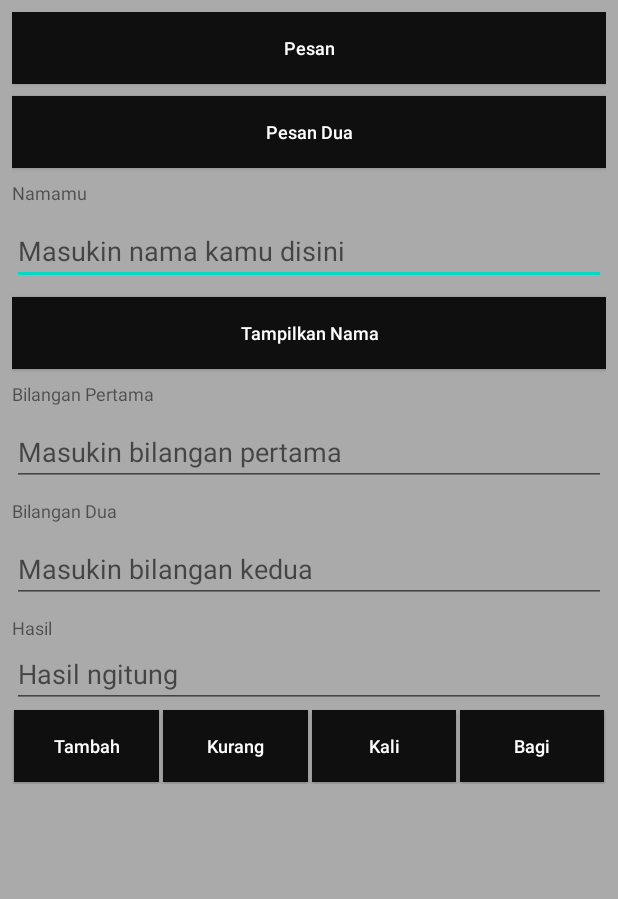
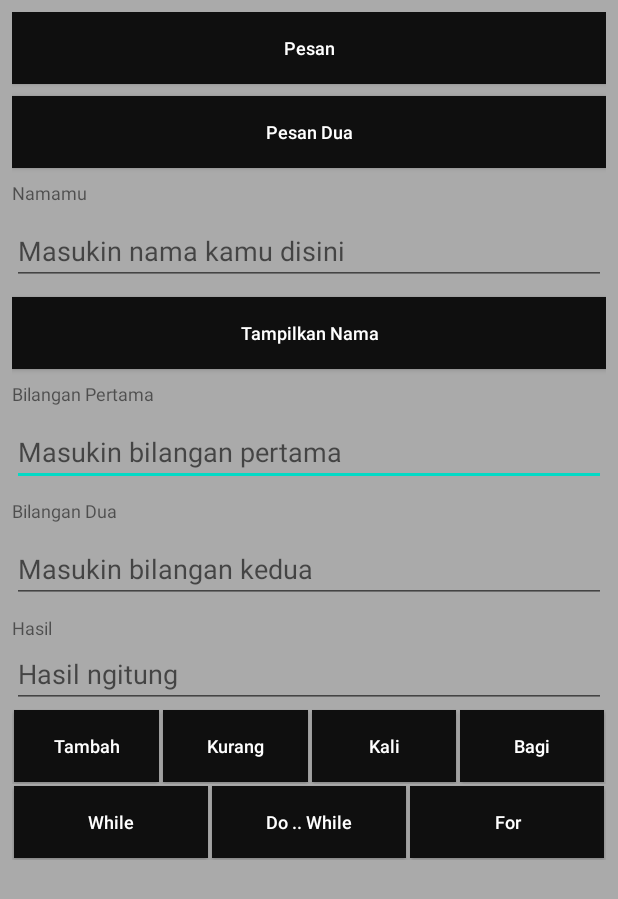
Before and after one commit to dwichan0905/KalkulatorSederhana, an Android app: the screen it shows after launch (MainActivity), after a tap on "Tambah", on a phone screen of 412 x 824 dp. Shown: the top 899 px of the screen. Run offline under Robolectric (Android 15) with nearby library versions, the phone set to English and light mode, and no system bars.

Commit message:
Abstract Class, Inheritance, Encapsulate, Loop

```diff
--- a/app/src/main/java/id/dwichan/calc/MainActivity.java
+++ b/app/src/main/java/id/dwichan/calc/MainActivity.java
@@ -5,11 +5,13 @@ import android.os.Bundle;
 import android.view.View;
 import android.widget.Button;
 import android.widget.EditText;
+import android.widget.TextView;
 import android.widget.Toast;
 
 public class MainActivity extends Activity {
     //Button btPesanDua, btTampilkanNama, btTambah, btKurang, btKali, btBagi;
     EditText etNama, etBill, etBill2, etHasil;
+    TextView tvLoop;
 
     @Override
     public void onCreate(Bundle savedInstance) {
@@ -19,12 +21,78 @@ public class MainActivity extends Activity {
         etBill = (EditText) findViewById(R.id.etBill);
         etBill2 = (EditText) findViewById(R.id.etBill2);
         etHasil = (EditText) findViewById(R.id.etHasil);
+        tvLoop = (TextView) findViewById(R.id.tvLoop);
 
         Button btNama = (Button) findViewById((R.id.btTampilNama));
         btNama.setOnClickListener(new View.OnClickListener() {
             @Override
             public void onClick(View v) {
                 Toast.makeText(MainActivity.this, "Nama: " + etNama.getText().toString(), Toast.LENGTH_SHORT).show();
+            }
+        });
+        Button btTambah = (Button) findViewById((R.id.btTambah));
+        btTambah.setOnClickListener(new View.OnClickListener() {
+            @Override
+            public void onClick(View v) {
+                prosesMatematika("Tambah");
+            }
+        });
+        Button btKurang = (Button) findViewById((R.id.btKurang));
+        btKurang.setOnClickListener(new View.OnClickListener() {
+            @Override
+            public void onClick(View v) {
+                prosesMatematika("Kurang");
+            }
+        });
+        Button btKali = (Button) findViewById((R.id.btKali));
+        btKali.setOnClickListener(new View.OnClickListener() {
+            @Override
+            public void onClick(View v) {
+                prosesMatematika("Kali");
+            }
+        });
+        Button btBagi = (Button) findViewById((R.id.btBagi));
+        btBagi.setOnClickListener(new View.OnClickListener() {
+            @Override
+            public void onClick(View v) {
+                prosesMatematika("Bagi");
+            }
+        });
+
+        Button btWhile = (Button) findViewById(R.id.btWhile);
+        btWhile.setOnClickListener(new View.OnClickListener() {
+            @Override
+            public void onClick(View v) {
+                int loop = 2;
+                tvLoop.setText("");
+                while (loop <= 20) {
+                    tvLoop.setText(tvLoop.getText().toString() + loop + ", ");
+                    loop += 2;
+                }
+            }
+        });
+
+        Button btDoWhile = (Button) findViewById(R.id.btDoWhile);
+        btDoWhile.setOnClickListener(new View.OnClickListener() {
+            @Override
+            public void onClick(View v) {
+                int loop = 1;
+                tvLoop.setText("");
+                do {
+                    tvLoop.setText(tvLoop.getText().toString() + loop + ", ");
+                    loop += 2;
+                } while (loop <= 20);
+            }
+        });
+
+        Button btFor = (Button) findViewById(R.id.btFor);
+        btFor.setOnClickListener(new View.OnClickListener() {
+            @Override
+            public void onClick(View v) {
+                tvLoop.setText("");
+                for (int i = 1; i <= 10; i++) {
+                    tvLoop.setText(tvLoop.getText().toString() + i + ", ");
+                }
             }
         });
     }
@@ -37,31 +105,33 @@ public class MainActivity extends Activity {
         Toast.makeText(MainActivity.this, "Tombol Dua", Toast.LENGTH_SHORT).show();
     }
 
-    public void tambah(View view) {
-        Double hasil = Double.parseDouble(etBill.getText().toString()) + Double.parseDouble(etBill2.getText().toString());
-
-        etHasil.setText(hasil.toString());
-        Toast.makeText(this, "Hasil: " + hasil.toString(), Toast.LENGTH_SHORT).show();
+    public void prosesMatematika(String proses) {
+        if (etBill.getText().toString().equalsIgnoreCase("")) {
+            etBill.requestFocus();
+            Toast.makeText(this, "Isi bilangan pertama!", Toast.LENGTH_SHORT).show();
+        } else if (etBill2.getText().toString().equalsIgnoreCase("")) {
+            etBill2.requestFocus();
+            Toast.makeText(this, "Isi bilangan kedua!", Toast.LENGTH_SHORT).show();
+        } else {
+            Hitung ht = new Hitung(Double.parseDouble(etBill.getText().toString()), Double.parseDouble(etBill2.getText().toString()));
+            switch (proses) {
+                case "Tambah":
+                    etHasil.setText(ht.getTambah().toString());
+                    break;
+                case "Kurang":
+                    etHasil.setText(ht.getKurang().toString());
+                    break;
+                case "Kali":
+                    etHasil.setText(ht.getKali().toString());
+                    break;
+                case "Bagi":
+                    etHasil.setText(ht.getBagi().toString());
+                    break;
+                default:
+                    Toast.makeText(MainActivity.this, "Invalid option", Toast.LENGTH_SHORT).show();
+                    break;
+            }
+        }
     }
 
-    public void kurang(View view) {
-        Double hasil = Double.parseDouble(etBill.getText().toString()) - Double.parseDouble(etBill2.getText().toString());
-
-        etHasil.setText(hasil.toString());
-        Toast.makeText(this, "Hasil: " + hasil.toString(), Toast.LENGTH_SHORT).show();
-    }
-
-    public void kali(View view) {
-        Double hasil = Double.parseDouble(etBill.getText().toString()) * Double.parseDouble(etBill2.getText().toString());
-
-        etHasil.setText(hasil.toString());
-        Toast.makeText(this, "Hasil: " + hasil.toString(), Toast.LENGTH_SHORT).show();
-    }
-
-    public void bagi(View view) {
-        Double hasil = Double.parseDouble(etBill.getText().toString()) / Double.parseDouble(etBill2.getText().toString());
-
-        etHasil.setText(hasil.toString());
-        Toast.makeText(this, "Hasil: " + hasil.toString(), Toast.LENGTH_SHORT).show();
-    }
 }
--- a/app/src/main/res/layout/activity_main.xml
+++ b/app/src/main/res/layout/activity_main.xml
@@ -115,7 +115,6 @@
                 android:layout_marginTop="8dp"
                 android:layout_weight="1"
                 android:background="@color/background_tombol"
-                android:onClick="tambah"
                 android:text="Tambah"
                 android:textAllCaps="false"
                 android:textColor="@color/warnatulisantombol"
@@ -129,7 +128,6 @@
                 android:layout_marginTop="8dp"
                 android:layout_weight="1"
                 android:background="@color/background_tombol"
-                android:onClick="kurang"
                 android:text="Kurang"
                 android:textAllCaps="false"
                 android:textColor="@color/warnatulisantombol"
@@ -143,7 +141,6 @@
                 android:layout_marginTop="8dp"
                 android:layout_weight="1"
                 android:background="@color/background_tombol"
-                android:onClick="kali"
                 android:text="Kali"
                 android:textAllCaps="false"
                 android:textColor="@color/warnatulisantombol"
@@ -157,11 +154,63 @@
                 android:layout_marginTop="8dp"
                 android:layout_weight="1"
                 android:background="@color/background_tombol"
-                android:onClick="bagi"
                 android:text="Bagi"
                 android:textAllCaps="false"
                 android:textColor="@color/warnatulisantombol"
                 android:textSize="@dimen/ukuranHurufTombol" />
         </LinearLayout>
+
+        <LinearLayout
+            android:layout_width="match_parent"
+            android:layout_height="wrap_content"
+            android:orientation="horizontal">
+
+            <Button
+                android:id="@+id/btWhile"
+                android:layout_width="match_parent"
+                android:layout_height="wrap_content"
+                android:layout_margin="1dp"
+                android:layout_marginTop="8dp"
+                android:layout_weight="1"
+                android:background="@color/background_tombol"
+                android:text="While"
+                android:textAllCaps="false"
+                android:textColor="@color/warnatulisantombol"
+                android:textSize="@dimen/ukuranHurufTombol" />
+
+            <Button
+                android:id="@+id/btDoWhile"
+                android:layout_width="match_parent"
+                android:layout_height="wrap_content"
+                android:layout_margin="1dp"
+                android:layout_marginTop="8dp"
+                android:layout_weight="1"
+                android:background="@color/background_tombol"
+                android:text="Do .. While"
+                android:textAllCaps="false"
+                android:textColor="@color/warnatulisantombol"
+                android:textSize="@dimen/ukuranHurufTombol" />
+
+            <Button
+                android:id="@+id/btFor"
+                android:layout_width="match_parent"
+                android:layout_height="wrap_content"
+                android:layout_margin="1dp"
+                android:layout_marginTop="8dp"
+                android:layout_weight="1"
+                android:background="@color/background_tombol"
+                android:text="For"
+                android:textAllCaps="false"
+                android:textColor="@color/warnatulisantombol"
+                android:textSize="@dimen/ukuranHurufTombol" />
+        </LinearLayout>
+
+        <TextView
+            android:id="@+id/tvLoop"
+            android:layout_width="match_parent"
+            android:layout_height="wrap_content"
+            android:layout_marginTop="8dp"
+            android:textSize="@dimen/ukuranHurufTombol" />
+
     </LinearLayout>
 </ScrollView>
```
Also changed, not shown: app/src/main/java/id/dwichan/calc/AbsHitung.java (added, +8 -0 lines), app/src/main/java/id/dwichan/calc/Hitung.java (added, +28 -0 lines).
